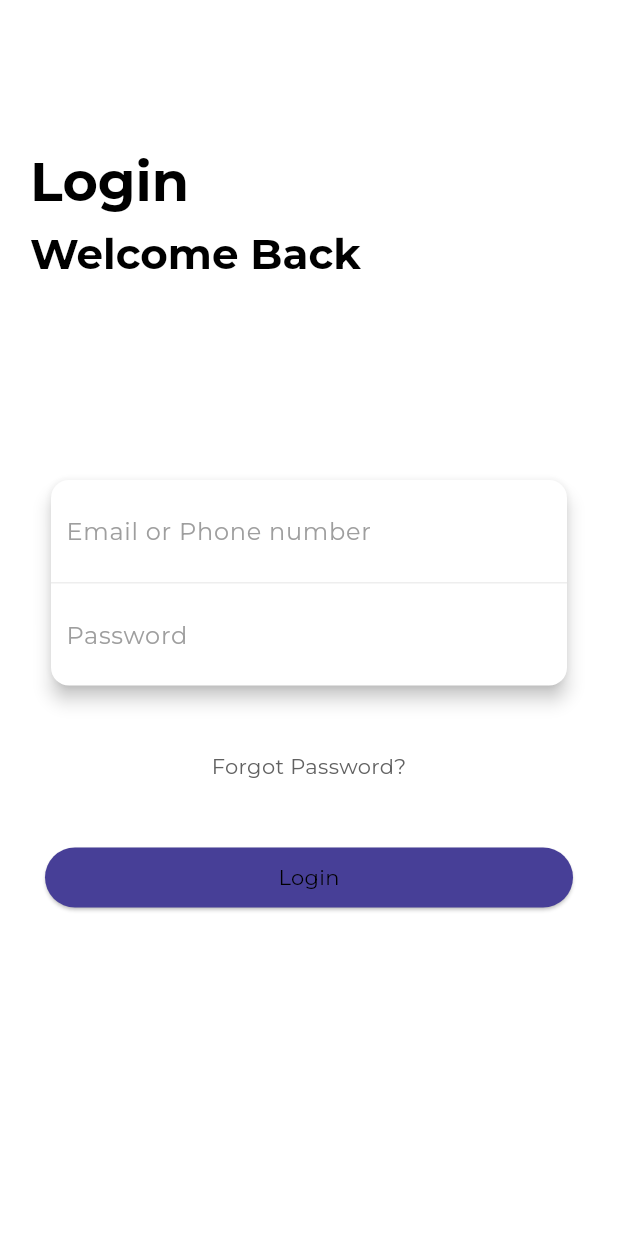
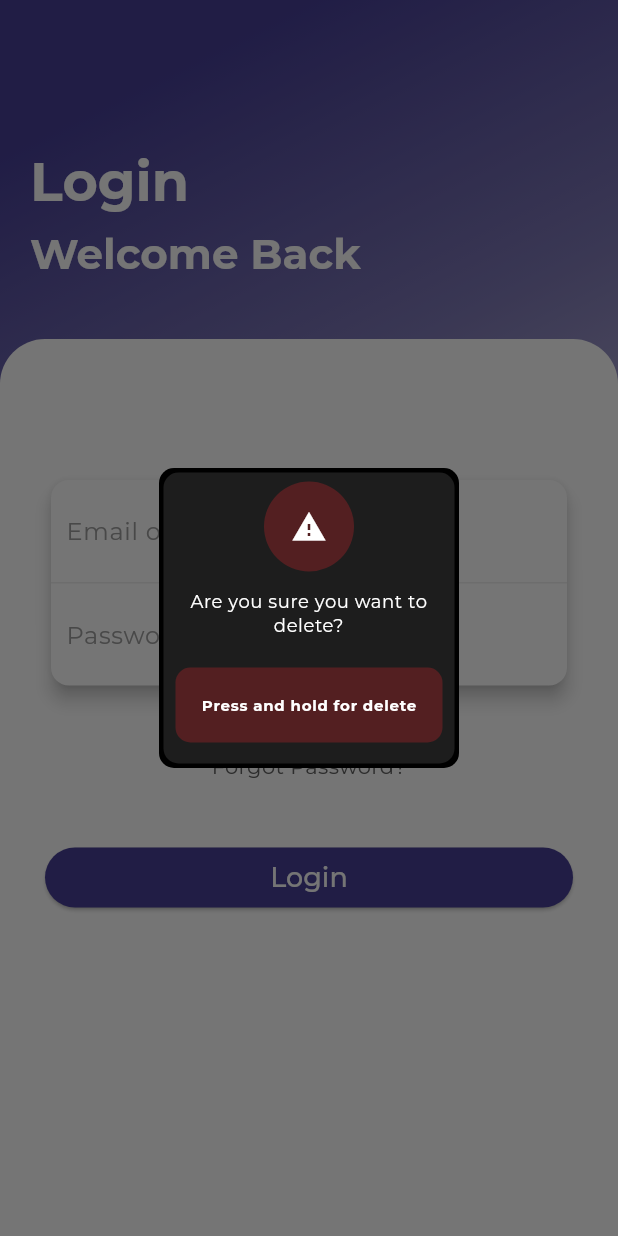
Before and after one commit to Zaeem104158/basedemoproject, a Flutter app: the LoginScreen screen opened by its route, after a tap on "Login", on a phone screen of 412 x 824 dp. Run offline on Flutter 3.47's test engine with Material 3 defaults, Android fonts, the phone set to English and light mode, and no system bars; our stand-ins replace animate_do, device_info_plus, dio, flutter_svg, get, get_storage and 3 more; accounts and stored records are empty.

Commit message:
CUstome dialogbox created

```diff
--- a/lib/app/login/controller/login_controller.dart
+++ b/lib/app/login/controller/login_controller.dart
@@ -1,3 +1,14 @@
+import 'dart:async';
+
+import 'package:flutter/material.dart';
 import 'package:get/get.dart';
 
-class LoginController extends GetxController {}
+class LoginController extends GetxController with GetTickerProviderStateMixin {
+
+
+  @override
+  void onInit() {
+
+    super.onInit();
+  }
+}
--- a/lib/app/login/screen/login_screen.dart
+++ b/lib/app/login/screen/login_screen.dart
@@ -4,6 +4,8 @@ import 'package:baseproj/common_widget/custome_text.dart';
 import 'package:baseproj/core/color/app_colors.dart';
 import 'package:flutter/material.dart';
 import 'package:get/get.dart';
+
+import '../../../common_widget/custome_dialogbox.dart';
 
 class LoginScreen extends GetView<LoginController> {
   const LoginScreen({super.key});
@@ -15,26 +17,26 @@ class LoginScreen extends GetView<LoginController> {
       resizeToAvoidBottomInset: true,
       body: Container(
         width: double.infinity,
-        decoration: const BoxDecoration(
-            // gradient: LinearGradient(
-            //   begin: Alignment.topCenter,
-            //   colors: Get.isDarkMode
-            //       ? [
-            //           AppColors.darkPrimaryColor,
-            //           AppColors.darkPrimaryColor.withOpacity(0.7),
-            //           AppColors.darkPrimaryColor.withOpacity(
-            //             0.3,
-            //           )
-            //         ]
-            //       : [
-            //           AppColors.primaryColor,
-            //           AppColors.primaryColor.withOpacity(0.7),
-            //           AppColors.primaryColor.withOpacity(
-            //             0.3,
-            //           )
-            //         ],
-            // ),
-            ),
+        decoration: BoxDecoration(
+          gradient: LinearGradient(
+            begin: Alignment.topCenter,
+            colors: Get.isDarkMode
+                ? [
+                    AppColors.darkPrimaryColor,
+                    AppColors.darkPrimaryColor.withOpacity(0.7),
+                    AppColors.darkPrimaryColor.withOpacity(
+                      0.3,
+                    )
+                  ]
+                : [
+                    AppColors.primaryColor,
+                    AppColors.primaryColor.withOpacity(0.7),
+                    AppColors.primaryColor.withOpacity(
+                      0.3,
+                    )
+                  ],
+          ),
+        ),
         child: Column(
           crossAxisAlignment: CrossAxisAlignment.start,
           children: <Widget>[
@@ -50,7 +52,10 @@ class LoginScreen extends GetView<LoginController> {
                     duration: const Duration(milliseconds: 1000),
                     child: CustomeText(
                       text: "Login",
-                      style: Theme.of(context).textTheme.displayMedium,
+                      style: Theme.of(context)
+                          .textTheme
+                          .displayMedium
+                          ?.copyWith(color: AppColors.whiteColor),
                     ),
                   ),
                   const SizedBox(
@@ -60,7 +65,10 @@ class LoginScreen extends GetView<LoginController> {
                     duration: const Duration(milliseconds: 1300),
                     child: CustomeText(
                         text: "Welcome Back",
-                        style: Theme.of(context).textTheme.displaySmall),
+                        style: Theme.of(context)
+                            .textTheme
+                            .displaySmall
+                            ?.copyWith(color: AppColors.whiteColor)),
                   ),
                 ],
               ),
@@ -138,10 +146,14 @@ class LoginScreen extends GetView<LoginController> {
                         FadeInUp(
                             duration: const Duration(milliseconds: 1600),
                             child: ElevatedButton(
-                              onPressed: () {},
-                              child: const Center(
+                              onPressed: () => showCustomDialog(),
+                              child: Center(
                                 child: CustomeText(
                                   text: "Login",
+                                  style: Theme.of(context)
+                                      .textTheme
+                                      .headlineSmall
+                                      ?.copyWith(color: AppColors.whiteColor),
                                 ),
                               ),
                             )),
@@ -156,4 +168,11 @@ class LoginScreen extends GetView<LoginController> {
       ),
     );
   }
+
+  void showCustomDialog() {
+    Get.dialog(
+      const Center(child: CustomeDialogBox()),
+      barrierDismissible: false,
+    );
+  }
 }
--- a/lib/app/splash/controller/splash_controller.dart
+++ b/lib/app/splash/controller/splash_controller.dart
@@ -28,7 +28,6 @@ class SplashController extends GetxController {
   }
 
   Future<bool> checkOnboardingSeen() async {
-    log("---- ${appStorage.read(AppStorageKeys.hasSeenOnboarding)}");
     return await appStorage.read(AppStorageKeys.hasSeenOnboarding) ?? false;
   }
 
--- /dev/null
+++ b/lib/common_widget/custome_dialogbox.dart
@@ -0,0 +1,207 @@
+import 'package:baseproj/common_widget/custome_text.dart';
+import 'package:flutter/material.dart';
+import '../../../core/color/app_colors.dart';
+
+class CustomeDialogBox extends StatefulWidget {
+  const CustomeDialogBox({super.key});
+
+  @override
+  CustomeDialogBoxState createState() => CustomeDialogBoxState();
+}
+
+class CustomeDialogBoxState extends State<CustomeDialogBox>
+    with TickerProviderStateMixin {
+  double fillPercent = 0.0; // Fill percentage (0.0 to 1.0)
+  late AnimationController _controller; // Controls the animation
+  late Animation<double> _animation; // Drives the tween animation
+  late AnimationController animationGradientController;
+  late Animation<Alignment> topLeftAnimation;
+  late Animation<Alignment> bottomRightAnimation;
+  @override
+  void initState() {
+    super.initState();
+
+    animationGradientController = AnimationController(
+      duration: const Duration(seconds: 3),
+      vsync: this,
+    );
+
+    topLeftAnimation = TweenSequence<Alignment>([
+      TweenSequenceItem<Alignment>(
+          tween: Tween<Alignment>(
+              begin: Alignment.topLeft, end: Alignment.topRight),
+          weight: 1),
+      TweenSequenceItem<Alignment>(
+          tween: Tween<Alignment>(
+              begin: Alignment.topRight, end: Alignment.bottomRight),
+          weight: 1),
+      TweenSequenceItem<Alignment>(
+          tween: Tween<Alignment>(
+              begin: Alignment.bottomRight, end: Alignment.bottomLeft),
+          weight: 1),
+      TweenSequenceItem<Alignment>(
+          tween: Tween<Alignment>(
+              begin: Alignment.bottomLeft, end: Alignment.topLeft),
+          weight: 1)
+    ]).animate(animationGradientController);
+
+    bottomRightAnimation = TweenSequence<Alignment>([
+      TweenSequenceItem<Alignment>(
+          tween: Tween<Alignment>(
+              begin: Alignment.bottomRight, end: Alignment.bottomLeft),
+          weight: 1),
+      TweenSequenceItem<Alignment>(
+          tween: Tween<Alignment>(
+              begin: Alignment.bottomLeft, end: Alignment.topLeft),
+          weight: 1),
+      TweenSequenceItem<Alignment>(
+          tween: Tween<Alignment>(
+              begin: Alignment.topLeft, end: Alignment.topRight),
+          weight: 1),
+      TweenSequenceItem<Alignment>(
+          tween: Tween<Alignment>(
+              begin: Alignment.topRight, end: Alignment.bottomRight),
+          weight: 1)
+    ]).animate(animationGradientController);
+
+    // animationGradientController.repeat();
+
+    _controller = AnimationController(
+      vsync: this,
+      duration: const Duration(seconds: 2), // Time to fully fill the container
+    );
+
+    _animation = Tween<double>(begin: 0.0, end: 1.0).animate(
+      CurvedAnimation(parent: _controller, curve: Curves.easeInOut),
+    )..addListener(() {
+        setState(() {
+          fillPercent = _animation.value;
+        });
+      });
+  }
+
+  void _startFilling() {
+    _controller.forward(); // Start filling animation
+    animationGradientController.forward();
+  }
+
+  void _stopFilling() {
+    if (fillPercent < 1) {
+      _controller.reverse();
+      animationGradientController.reverse();
+    } else {
+      _controller.stop();
+      animationGradientController.stop();
+    }
+    // Reverse the animation when the tap stops
+  }
+
+  // void _resetFilling() {
+  //   _controller.reset();
+  //   animationGradientController.reset(); // Reset the animation to 0%
+  //   setState(() {
+  //     fillPercent = 0.0;
+  //   });
+  // }
+
+  @override
+  void dispose() {
+    _controller.dispose(); // Clean up animation controller
+    super.dispose();
+  }
+
+  @override
+  Widget build(BuildContext context) {
+    return AnimatedBuilder(
+      animation: animationGradientController,
+      builder: (context, _) {
+        return Container(
+          height: 200,
+          width: 200,
+          decoration: BoxDecoration(
+            border: Border.all(
+              color: Colors.transparent,
+              width: 2,
+            ),
+            borderRadius: BorderRadius.circular(10),
+            gradient: LinearGradient(colors: [
+              fillPercent > 0 && fillPercent < 1
+                  ? AppColors.errorColor
+                  : AppColors.blackColor,
+              Colors.black,
+            ], begin: topLeftAnimation.value, end: bottomRightAnimation.value),
+          ),
+          child: Padding(
+            padding: const EdgeInsets.all(1.0),
+            child: Container(
+              decoration: BoxDecoration(
+                //color: Color(0xFF1d1d1d),
+                color: Color.lerp(
+                    const Color(0xFF1d1d1d),
+                    const Color(0xFF531f21),
+                    fillPercent != 1 ? fillPercent : 0), // Interpolate color
+                borderRadius: BorderRadius.circular(10),
+              ),
+              child: Column(
+                mainAxisAlignment: MainAxisAlignment.spaceAround,
+                children: [
+                  const CircleAvatar(
+                    radius: 30,
+                    backgroundColor: Color(0xFF531f21),
+                    child: Icon(Icons.warning),
+                  ),
+                  CustomeText(
+                    text: "Are you sure you want to delete?",
+                    style: Theme.of(context)
+                        .textTheme
+                        .bodySmall
+                        ?.copyWith(color: AppColors.whiteColor),
+                    textAlign: TextAlign.center,
+                  ),
+                  GestureDetector(
+                    onTapDown: (_) {
+                      _startFilling(); // Start animation on tap
+                    },
+                    onTapUp: (_) {
+                      _stopFilling(); // Pause animation on release
+                    },
+                    onTapCancel: () {
+                      _stopFilling(); // Pause animation if tap is canceled
+                    },
+                    child: Padding(
+                      padding: const EdgeInsets.all(8.0),
+                      child: Container(
+                        width: 198,
+                        height: 50,
+                        decoration: BoxDecoration(
+                          borderRadius: BorderRadius.circular(10),
+                          gradient: LinearGradient(
+                            colors: const [Colors.red, Color(0xFF531f21)],
+                            stops: [
+                              fillPercent,
+                              fillPercent
+                            ], // Control gradient fill
+                            begin: Alignment.centerLeft,
+                            end: Alignment.centerRight,
+                          ),
+                        ),
+                        alignment: Alignment.center,
+                        child: CustomeText(
+                          text: "Press and hold for delete",
+                          style: Theme.of(context)
+                              .textTheme
+                              .labelSmall
+                              ?.copyWith(color: AppColors.whiteColor),
+                        ),
+                      ),
+                    ),
+                  ),
+                ],
+              ),
+            ),
+          ),
+        );
+      },
+    );
+  }
+}
--- a/lib/core/route/route_service.dart
+++ b/lib/core/route/route_service.dart
@@ -33,7 +33,7 @@ class RouteService {
         binding: OnboardingBinding()),
     GetPage(
         name: RoutePath.login,
-        page: () => const LoginScreen(),
+        page: () => LoginScreen(),
         transition: Transition.noTransition,
         binding: LoginBinding()),
     GetPage(
```
